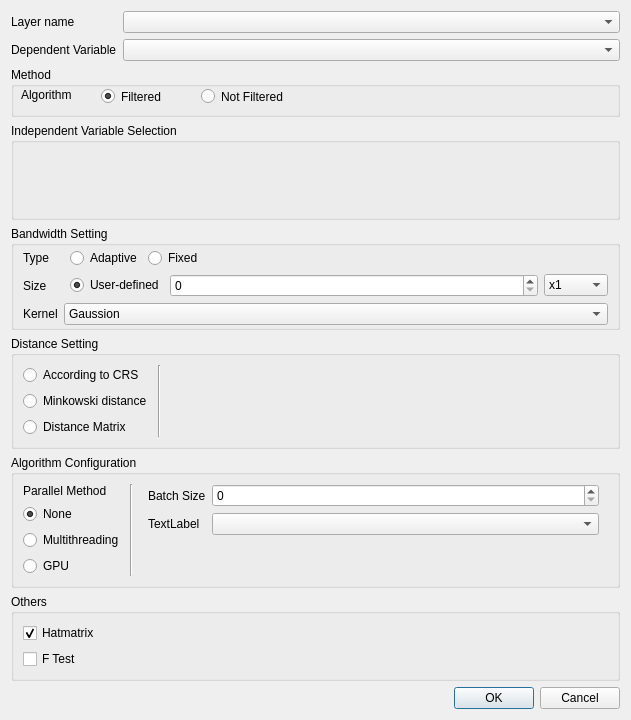
Above: gwmrobustgwroptionsdialog.ui from GWmodel-Lab/GWmodelS before the change. Below: the same form after it.
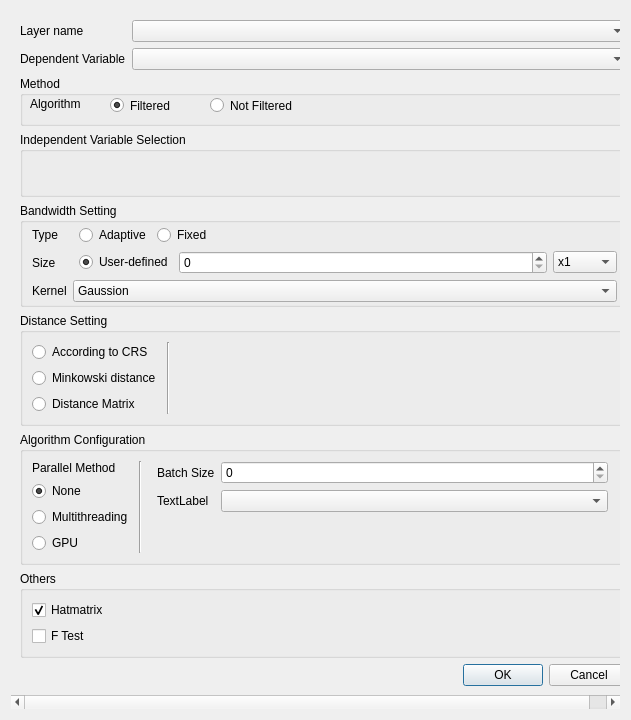
That is the form after the change. Custom widgets are drawn as their Qt base class.

```diff
--- a/gwmrobustgwroptionsdialog.ui
+++ b/gwmrobustgwroptionsdialog.ui
@@ -6,14 +6,32 @@
    <rect>
     <x>0</x>
     <y>0</y>
-    <width>627</width>
+    <width>631</width>
     <height>720</height>
    </rect>
   </property>
   <property name="windowTitle">
    <string>Robust GWR Configure</string>
   </property>
-  <layout class="QVBoxLayout" name="verticalLayout_3" stretch="0,0,1,0,0,0,0,0">
+  <layout class="QVBoxLayout" name="verticalLayout_3" stretch="0">
+   <item>
+    <widget class="QScrollArea" name="scrollArea">
+     <property name="frameShape">
+      <enum>QFrame::NoFrame</enum>
+     </property>
+     <property name="widgetResizable">
+      <bool>true</bool>
+     </property>
+     <widget class="QWidget" name="scrollAreaWidgetContents">
+      <property name="geometry">
+       <rect>
+        <x>0</x>
+        <y>0</y>
+        <width>631</width>
+        <height>677</height>
+       </rect>
+      </property>
+      <layout class="QVBoxLayout" name="verticalLayout_6">
    <item>
     <layout class="QFormLayout" name="formLayout_6">
      <item row="0" column="0">
@@ -754,6 +772,10 @@
       </widget>
      </item>
     </layout>
+       </item>
+      </layout>
+     </widget>
+    </widget>
    </item>
   </layout>
  </widget>
```
Lines whose indentation alone changed are shown as unchanged.
